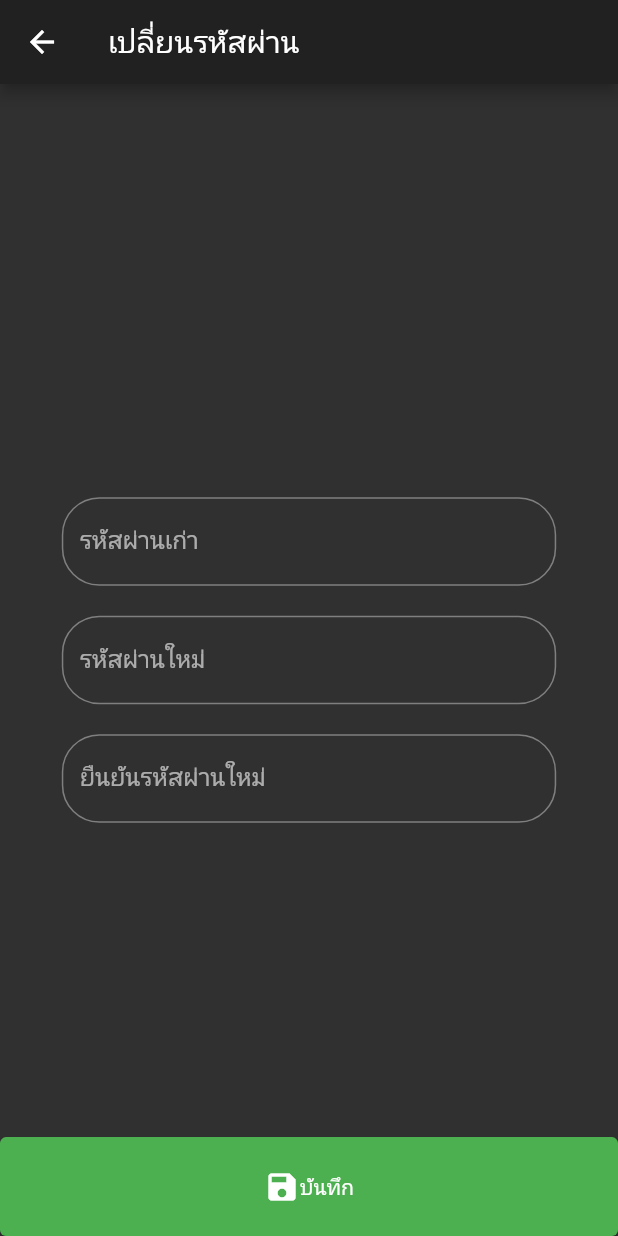
After one commit to sumead007/condo_project, a Flutter app: the ProfilePage screen opened directly, after a tap on "เปลี่ยนรหัสผ่าน", on a phone screen of 412 x 824 dp. The commit adds this screen. Run offline on Flutter 3.47's test engine with Material 2 defaults, Android fonts, the phone set to English and light mode, and no system bars; our stand-ins replace carousel_slider, font_awesome_flutter, shared_preferences; accounts and stored records are empty; Roboto replaces fonts that are missing (Poppins).

Commit message:
version8

```diff
--- a/lib/profile/profilePage.dart
+++ b/lib/profile/profilePage.dart
@@ -1,8 +1,7 @@
 import 'dart:convert';
-
-
 import 'package:condo_project/layout/layoutPage.dart';
 import 'package:condo_project/login/loginPage.dart';
+import 'package:condo_project/profile/resetPasswordPage.dart';
 import 'package:condo_project/unitity/getData/getData.dart';
 import 'package:condo_project/unitity/myStyle.dart';
 import 'package:condo_project/unitity/normalDialog.dart';
@@ -73,6 +72,23 @@ class _ProfilePageState extends State<ProfilePage> {
           });
         },
         child: Text('ออกจากระบบ'),
+      ),
+    );
+  }
+
+  Container btnResetPassword(BuildContext context) {
+    return Container(
+      width: MediaQuery.of(context).size.width * 0.8,
+      child: ElevatedButton(
+        style: ElevatedButton.styleFrom(
+          primary: Colors.yellowAccent.shade700, // background
+          onPrimary: Colors.black, // foreground
+        ),
+        onPressed: () {
+          MaterialPageRoute materialPageRoute = MaterialPageRoute(builder: (context)=> ResetPasswordPage());
+          Navigator.push(context, materialPageRoute);
+        },
+        child: Text('เปลี่ยนรหัสผ่าน'),
       ),
     );
   }
@@ -203,6 +219,7 @@ class _ProfilePageState extends State<ProfilePage> {
                 MyStyles().mysizedBox,
                 fieldTel(context),
                 MyStyles().mysizedBox,
+                btnResetPassword(context),
                 btnLogin(context),
                 MyStyles().mysizedBox,
                 MyStyles().mysizedBox,
--- /dev/null
+++ b/lib/profile/resetPasswordPage.dart
@@ -0,0 +1,247 @@
+import 'dart:convert';
+import 'dart:io';
+
+import 'package:condo_project/unitity/getData/getData.dart';
+import 'package:condo_project/unitity/getData/logout.dart';
+import 'package:condo_project/unitity/ipApi.dart';
+import 'package:condo_project/unitity/myStyle.dart';
+import 'package:condo_project/unitity/normalDialog.dart';
+import 'package:flutter/material.dart';
+import 'package:http/http.dart' as http;
+
+import '../main.dart';
+
+class ResetPasswordPage extends StatefulWidget {
+  const ResetPasswordPage({Key key}) : super(key: key);
+
+  @override
+  _ResetPasswordPageState createState() => _ResetPasswordPageState();
+}
+
+class _ResetPasswordPageState extends State<ResetPasswordPage> {
+  //variable
+  String old_password, new_password, confirm_password;
+  Map user, resp_json;
+//method
+  @override
+  void initState() {
+    // TODO: implement initState
+    super.initState();
+    getUserU();
+  }
+
+  void getUserU() {
+    processGetUser().then((value) {
+      setState(() {
+        user = json.decode(value);
+      });
+      // print(user);
+    });
+  }
+
+  Future<void> processChangePassword() async {
+    try {
+      HttpOverrides.global = new MyHttpOverrides();
+      var url = Uri.parse('${Ipapi().url}/v1/reset');
+      // print(url);
+      List telephone = user['residents_telephone'].split('-');
+      // print(tel);
+      var response = await http.post(
+        url,
+        body: {
+          'telephone': (telephone[0] + telephone[1]).toString(),
+          'oldpassword': old_password,
+          'newpassword': new_password,
+        },
+        // headers: headers,
+      );
+      setState(() {
+        resp_json = json.decode(response.body);
+        // print(resp_json);
+        if (resp_json['result'] == '1') {
+          normalDialog(resp_json['message'] + " และกรุณาล็อกอินใหม่", context)
+              .then((value) {
+            processLogout(context);
+          });
+        } else {
+          normalDialog(resp_json['message'], context);
+        }
+      });
+      // print(resp_json);
+    } catch (e) {
+      print("มีerror =>>>" + e.toString());
+    }
+  }
+
+  Container fieldOldPassword(BuildContext context) {
+    return Container(
+      width: MediaQuery.of(context).size.width * 0.8,
+      child: TextFormField(
+        // controller: fnameController,
+        // readOnly: true,
+        decoration: new InputDecoration(
+          labelText: "รหัสผ่านเก่า",
+          fillColor: Colors.white,
+          border: new OutlineInputBorder(
+            borderRadius: new BorderRadius.circular(25.0),
+            borderSide: new BorderSide(),
+          ),
+          //fillColor: Colors.green
+        ),
+        keyboardType: TextInputType.visiblePassword,
+        obscureText: true,
+        style: new TextStyle(
+          fontFamily: "Poppins",
+        ),
+        onChanged: (val) {
+          old_password = val;
+        },
+      ),
+    );
+  }
+
+  Container fieldNewPassword(BuildContext context) {
+    return Container(
+      width: MediaQuery.of(context).size.width * 0.8,
+      child: TextFormField(
+        // controller: fnameController,
+        // readOnly: true,
+        decoration: new InputDecoration(
+          labelText: "รหัสผ่านใหม่",
+          fillColor: Colors.white,
+          border: new OutlineInputBorder(
+            borderRadius: new BorderRadius.circular(25.0),
+            borderSide: new BorderSide(),
+          ),
+          //fillColor: Colors.green
+        ),
+        keyboardType: TextInputType.visiblePassword,
+        obscureText: true,
+        style: new TextStyle(
+          fontFamily: "Poppins",
+        ),
+        onChanged: (val) {
+          new_password = val;
+        },
+      ),
+    );
+  }
+
+  Container fieldConfirmPassword(BuildContext context) {
+    return Container(
+      width: MediaQuery.of(context).size.width * 0.8,
+      child: TextFormField(
+        // controller: fnameController,
+        // readOnly: true,
+        decoration: new InputDecoration(
+          labelText: "ยืนยันรหัสผ่านใหม่",
+          fillColor: Colors.white,
+          border: new OutlineInputBorder(
+            borderRadius: new BorderRadius.circular(25.0),
+            borderSide: new BorderSide(),
+          ),
+          //fillColor: Colors.green
+        ),
+        keyboardType: TextInputType.visiblePassword,
+        obscureText: true,
+        style: new TextStyle(
+          fontFamily: "Poppins",
+        ),
+        onChanged: (val) {
+          confirm_password = val;
+        },
+      ),
+    );
+  }
+
+  Column btnSave(BuildContext context) {
+    return Column(
+      mainAxisAlignment: MainAxisAlignment.end,
+      children: [
+        Container(
+          height: MediaQuery.of(context).size.height * 0.08,
+          child: ElevatedButton(
+            onPressed: () {
+              if (old_password == null ||
+
+                  ///เช็คช่องว่าง
+                  old_password.isEmpty ||
+                  new_password == null ||
+                  new_password.isEmpty ||
+                  confirm_password == null ||
+                  confirm_password.isEmpty) {
+                normalDialog('กรุณากรอกในครบทุกช่อง', context);
+              } else {
+                if (new_password.length < 4 ||
+
+                    ///เชค ตัวอักษร
+                    old_password.length < 4 ||
+                    confirm_password.length < 4) {
+                  normalDialog(
+                      'ทุกช่องต้องมีอย่างน้อย 4 ตัวอักษร !!!', context);
+                } else {
+                  ///สำเร็จ
+                  if (new_password == confirm_password) {
+                    confirmDialog('คุณต้องการบันทึกใช่หรือไม่ ?', 'ตกลง',
+                            'ยกเลิก', Colors.blue, Colors.red, context)
+                        .then((value) {
+                      if (value) {
+                        processChangePassword();
+                      }
+                    });
+                  } else {
+                    //ไม่ตรงกัน
+                    normalDialog(
+                        'กรุณายืนยันรหัสผ่านใหม่อีกครั้ง !!!', context);
+                  }
+                }
+              }
+            },
+            child: Row(
+              mainAxisAlignment: MainAxisAlignment.center,
+              children: [
+                Icon(Icons.save),
+                Text('บันทึก'),
+              ],
+            ),
+            style: ButtonStyle(
+                backgroundColor:
+                    MaterialStateProperty.all<Color>(Colors.green)),
+          ),
+          width: MediaQuery.of(context).size.width,
+        ),
+      ],
+    );
+  }
+
+  Center bodyTextfile(BuildContext context) {
+    return Center(
+      child: Column(
+        mainAxisAlignment: MainAxisAlignment.center,
+        // crossAxisAlignment: CrossAxisAlignment.center,
+        children: [
+          fieldOldPassword(context),
+          MyStyles().mysizedBox,
+          fieldNewPassword(context),
+          MyStyles().mysizedBox,
+          fieldConfirmPassword(context),
+        ],
+      ),
+    );
+  }
+
+  @override
+  Widget build(BuildContext context) {
+    return Scaffold(
+      appBar: AppBar(
+        title: Text('เปลี่ยนรหัสผ่าน'),
+      ),
+      body: Stack(
+        children: [
+          bodyTextfile(context),
+          btnSave(context),
+        ],
+      ),
+    );
+  }
+}
```
